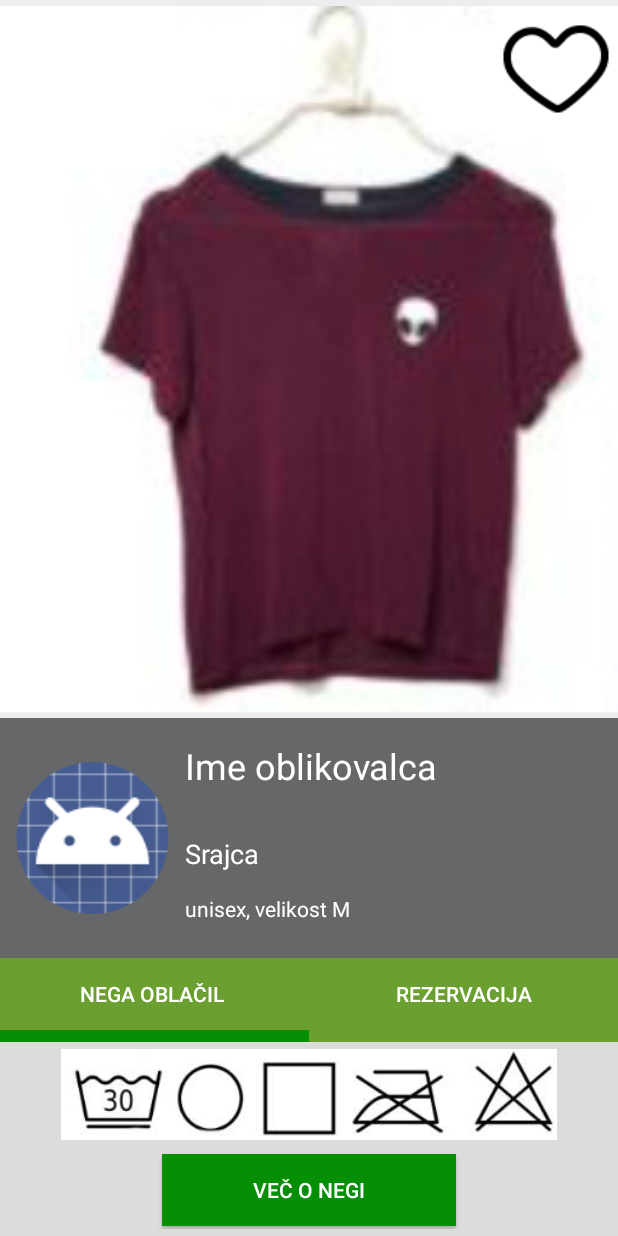
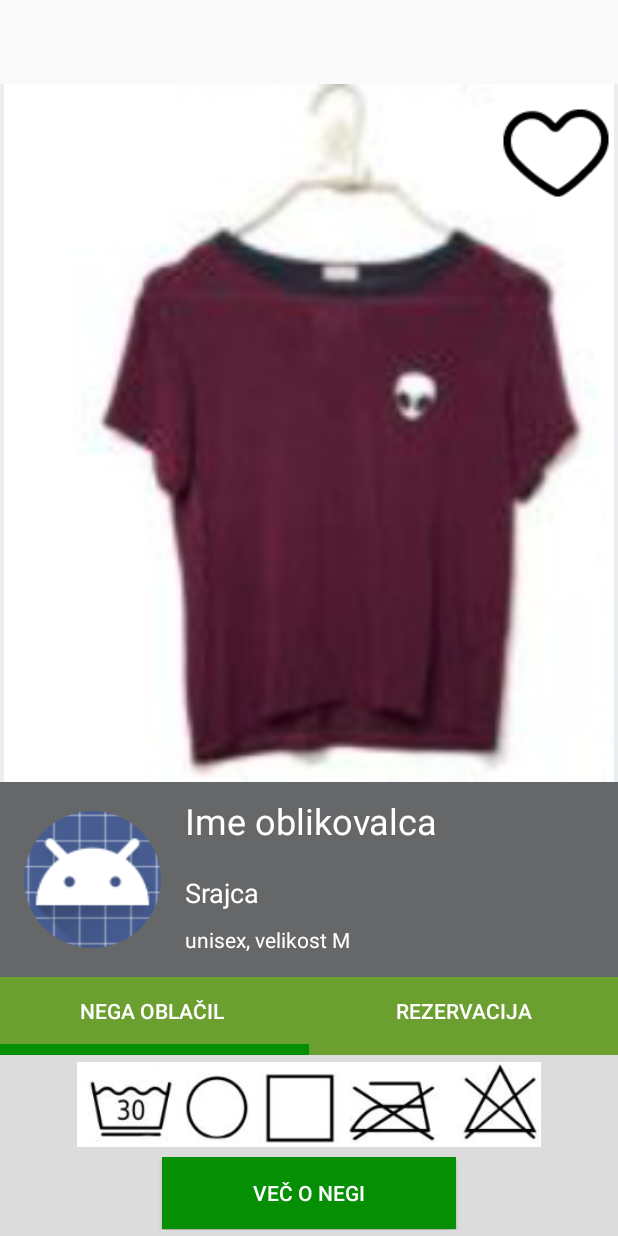
Before and after one commit to HarejJ/tshm_android, an Android app: the layout fragment_clothes.xml on its own in the app's theme, with its tools: preview values and no code run, on a phone screen of 412 x 824 dp. Run offline under Robolectric (Android 15) with nearby library versions, the phone set to English and light mode, and no system bars.

Commit message:
fragment_clothes.xml -> popravek zgornjega zamika zaradi actionBara na zgodnjih verzijah adnroida.

```diff
--- a/app/src/main/res/layout/fragment_clothes.xml
+++ b/app/src/main/res/layout/fragment_clothes.xml
@@ -1,15 +1,17 @@
-<FrameLayout xmlns:android="http://schemas.android.com/apk/res/android"
+<LinearLayout xmlns:android="http://schemas.android.com/apk/res/android"
     xmlns:app="http://schemas.android.com/apk/res-auto"
     xmlns:tools="http://schemas.android.com/tools"
     android:layout_width="match_parent"
     android:layout_height="match_parent"
+    android:orientation="vertical"
+    android:weightSum="1"
     tools:context="com.example.nejc.tshm.ClothesFragment">
 
     <LinearLayout
         android:layout_width="match_parent"
         android:layout_height="?attr/actionBarSize"
         android:orientation="horizontal"
-        android:weightSum="1" />
+        />
 
     <LinearLayout
         android:layout_width="match_parent"
@@ -27,7 +29,7 @@
 
                 <LinearLayout
                     android:layout_width="match_parent"
-                    android:layout_height="0dp"
+                    android:layout_height="wrap_content"
                     android:layout_weight="1.5"
                     android:orientation="horizontal">
 
@@ -469,4 +471,4 @@
         </LinearLayout>
     </LinearLayout>
 
-</FrameLayout>
+</LinearLayout>
```
Also changed, not shown: 3 other files.
